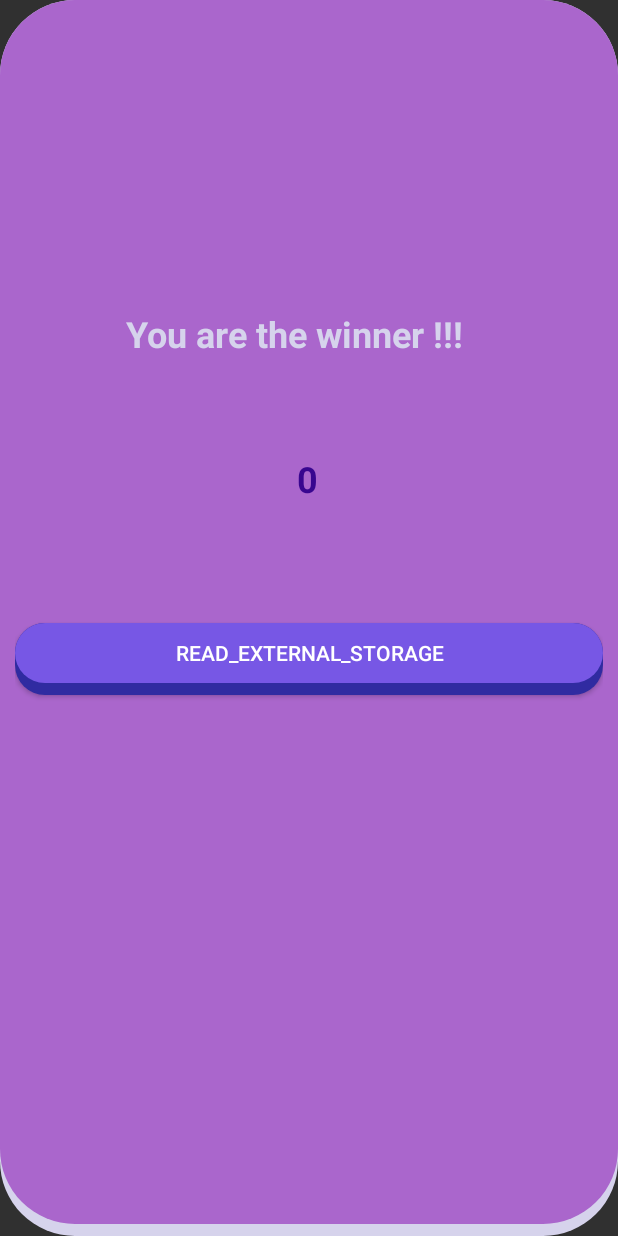
After one commit to Haz7kh/GussAnswer, an Android app: the layout fragment_winner.xml on its own in the app's theme, with its tools: preview values and no code run, on a phone screen of 412 x 824 dp. The commit adds this screen. Run offline under Robolectric (Android 15) with nearby library versions, the phone set to English and light mode, and no system bars.

Commit message:
update
add a fragment that get iformation from the activity then add a permission

```diff
--- a/Guesstheanswer/app/src/main/AndroidManifest.xml
+++ b/Guesstheanswer/app/src/main/AndroidManifest.xml
@@ -1,6 +1,7 @@
 <?xml version="1.0" encoding="utf-8"?>
 <manifest xmlns:android="http://schemas.android.com/apk/res/android"
     package="com.haz7.guesstheanswer">
+    <uses-permission android:name="android.permission.WRITE_EXTERNAL_STORAGE"/>
 
     <application
         android:allowBackup="true"
--- /dev/null
+++ b/Guesstheanswer/app/src/main/res/drawable/fragment_dialog.xml
@@ -0,0 +1,21 @@
+<?xml version="1.0" encoding="utf-8"?>
+<layer-list xmlns:android="http://schemas.android.com/apk/res/android">
+
+    <item>
+        <shape android:shape="rectangle">
+            <corners android:radius="50dp"/>
+            <solid android:color="@color/purpleLight"/>
+            <padding android:bottom="8dp"/>
+
+        </shape>
+    </item>
+
+    <item>
+        <shape android:shape="rectangle">
+            <corners android:radius="50dp"/>
+            <solid android:color="@android:color/holo_purple"/>
+
+        </shape>
+    </item>
+
+</layer-list>
--- /dev/null
+++ b/Guesstheanswer/app/src/main/res/layout/fragment_winner.xml
@@ -0,0 +1,54 @@
+<?xml version="1.0" encoding="utf-8"?>
+<androidx.constraintlayout.widget.ConstraintLayout xmlns:android="http://schemas.android.com/apk/res/android"
+    xmlns:app="http://schemas.android.com/apk/res-auto"
+    xmlns:tools="http://schemas.android.com/tools"
+    android:id="@+id/wFragment"
+    android:layout_width="match_parent"
+    android:layout_height="match_parent"
+    android:background="@drawable/fragment_dialog"
+    android:padding="10dp"
+    tools:context=".WinnerFragment">
+
+    <TextView
+        android:id="@+id/textView"
+        android:layout_width="wrap_content"
+        android:layout_height="wrap_content"
+        android:layout_marginTop="196dp"
+        android:text="You are the winner !!!"
+        android:textColor="@color/colorAccent"
+        android:textSize="24sp"
+        android:textStyle="bold"
+        app:layout_constraintEnd_toEndOf="parent"
+        app:layout_constraintHorizontal_bias="0.443"
+        app:layout_constraintStart_toStartOf="parent"
+        app:layout_constraintTop_toTopOf="parent" />
+
+    <TextView
+        android:id="@+id/FragmentScore"
+        android:layout_width="wrap_content"
+        android:layout_height="wrap_content"
+        android:layout_marginTop="64dp"
+        android:text="0"
+        android:textColor="@color/backGround_start"
+        android:textSize="24sp"
+        android:textStyle="bold"
+        app:layout_constraintEnd_toEndOf="parent"
+        app:layout_constraintHorizontal_bias="0.498"
+        app:layout_constraintStart_toStartOf="parent"
+        app:layout_constraintTop_toBottomOf="@+id/textView" />
+
+    <Button
+        android:id="@+id/btnReqPer"
+        android:layout_width="0dp"
+        android:layout_height="wrap_content"
+        android:layout_marginTop="52dp"
+        android:background="@drawable/button_purple"
+        android:text="READ_EXTERNAL_STORAGE"
+        app:layout_constraintBottom_toBottomOf="parent"
+        app:layout_constraintEnd_toEndOf="parent"
+        app:layout_constraintHorizontal_bias="0.507"
+        app:layout_constraintStart_toStartOf="parent"
+        app:layout_constraintTop_toBottomOf="@+id/FragmentScore"
+        app:layout_constraintVertical_bias="0.074" />
+
+</androidx.constraintlayout.widget.ConstraintLayout>
```
Also changed, not shown: Guesstheanswer/app/src/main/java/com/haz7/guesstheanswer/QuestionActivity.kt (+27 -13 lines), Guesstheanswer/app/src/main/java/com/haz7/guesstheanswer/WinnerFragment.kt (added, +68 -0 lines), Guesstheanswer/app/src/main/res/layout/activity_main.xml (+13 -9 lines).
